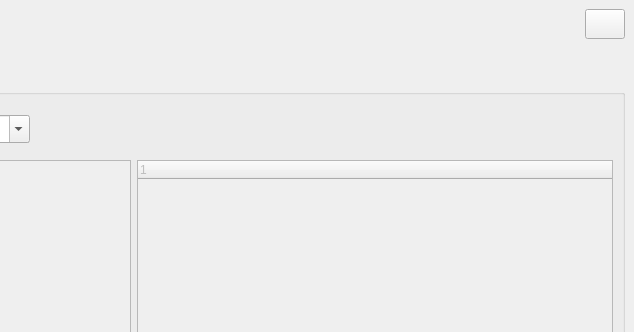
This is app/resources/ui/syn_hub_ui.ui in Vincannes/Synergy as Qt 5 draws it before an edit; both pictures show x 366 to 1000 and y 0 to 332 of the 1000 by 700 pixel window. The edited form follows.
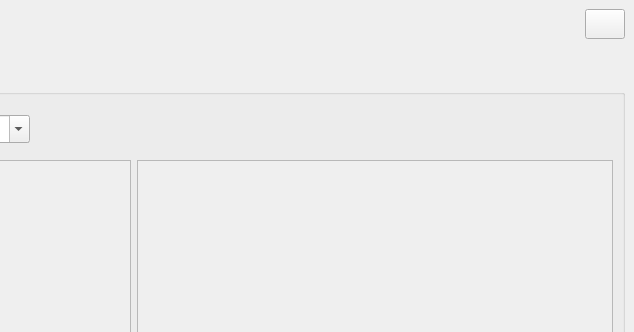
This is the edited form. Icons and pictures are not drawn.

Diff of the .ui file:
```diff
--- a/app/resources/ui/syn_hub_ui.ui
+++ b/app/resources/ui/syn_hub_ui.ui
@@ -259,15 +259,10 @@
          <item>
           <layout class="QVBoxLayout" name="verticalLayout_4">
            <item>
-            <widget class="QTreeWidget" name="listWidgetShots">
+            <widget class="QListWidget" name="listWidgetShots">
              <property name="enabled">
               <bool>false</bool>
              </property>
-             <column>
-              <property name="text">
-               <string notr="true">1</string>
-              </property>
-             </column>
             </widget>
            </item>
            <item>
```
